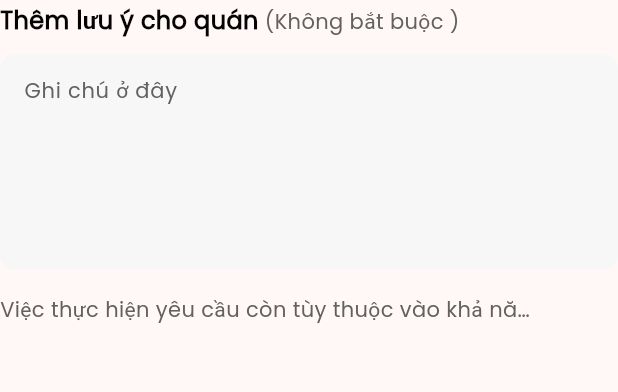
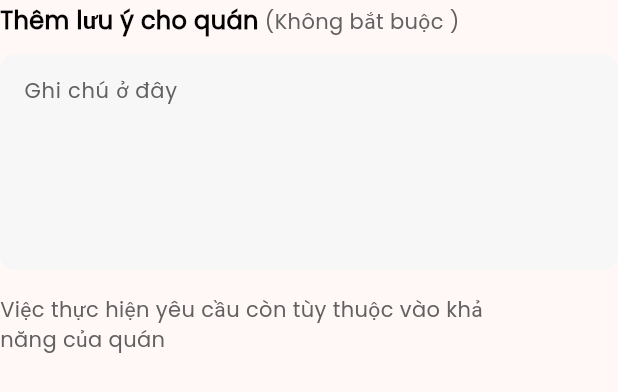
Before and after one commit to machuytu/zens-test, a Flutter app: the WidgetNoteCart widget shown alone on an empty page, opened directly with empty values, on a phone screen of 412 x 824 dp. Shown: the top 392 px of the screen. Run offline on Flutter 3.47's test engine with Material 3 defaults, Android fonts, the phone set to English and light mode, and no system bars; our stand-ins replace flutter_svg.

Commit message:
fix(change): fix description note change not overflow

```diff
--- a/lib/resources/app_text_style.dart
+++ b/lib/resources/app_text_style.dart
@@ -48,6 +48,12 @@ class AppTextStyle {
     fontFamily: 'Poppins',
     fontWeight: FontWeight.w400,
     overflow: TextOverflow.ellipsis,
+  );
+  static const TextStyle noteDescriptionTextStyle = TextStyle(
+    color: AppColors.detail,
+    fontSize: 14,
+    fontFamily: 'Poppins',
+    fontWeight: FontWeight.w400,
   );
   static const TextStyle drinkDetailTextStyle = TextStyle(
     color: AppColors.detail,
--- a/lib/views/cart/local_widget/widget_note_cart.dart
+++ b/lib/views/cart/local_widget/widget_note_cart.dart
@@ -70,7 +70,7 @@ class WidgetNoteCart extends StatelessWidget {
             width: 356,
             child: Text(
               TextData.noteDescription,
-              style: AppTextStyle.drinkDescriptionTextStyle,
+              style: AppTextStyle.noteDescriptionTextStyle,
             ),
           ),
           noteFocusNode.hasFocus
```
